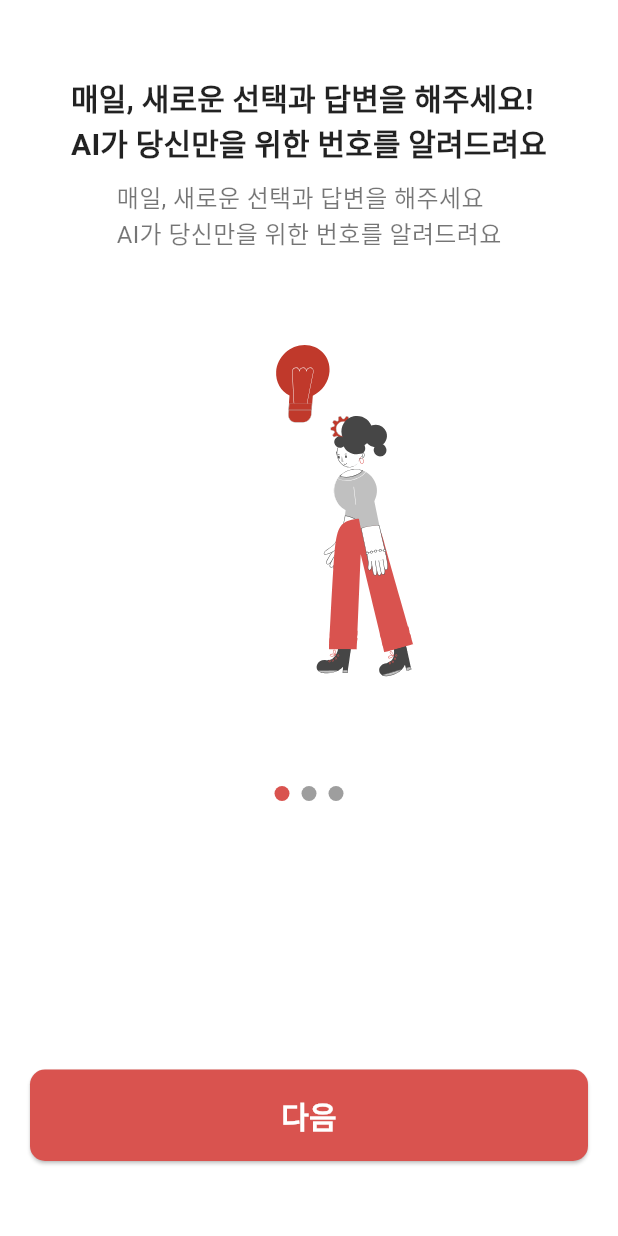
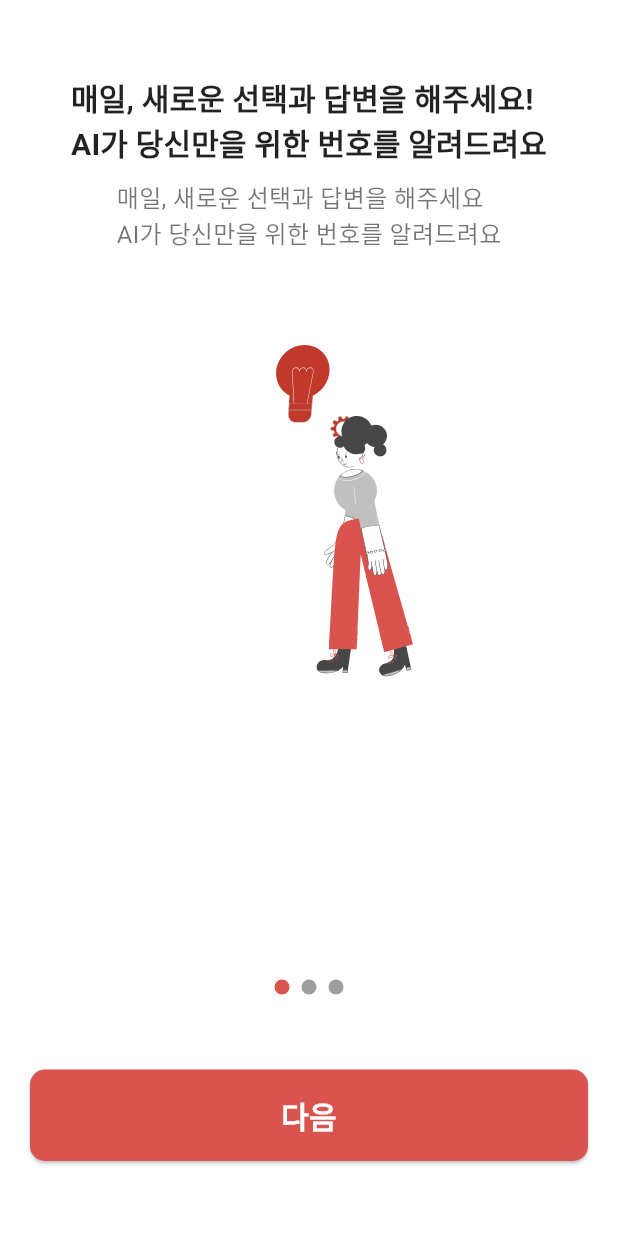
Before and after one commit to onthelots/dailylotto, a Flutter app: the screen it shows after launch, on a phone screen of 412 x 824 dp. Run offline on Flutter 3.47's test engine with Material 3 defaults, Android fonts, the light colour scheme and no system bars; drawn by our look-alikes of smooth_page_indicator; our stand-ins replace cloud_firestore, equatable, firebase_core, flutter_bloc, flutter_dotenv, lottie and 3 more; accounts and stored records are empty; generated files the repository leaves out were written again.

Commit message:
Android Setting

```diff
--- a/lib/src/core/routes.dart
+++ b/lib/src/core/routes.dart
@@ -11,9 +11,7 @@ class Routes {
   static const String main = '/main'; // 메인
 
   // splash
-  static const String splash_1 = '/sp1'; // 스플래시1
-  static const String splash_2 = '/sp2'; // 스플래시2
-  static const String splash_3 = '/sp3'; // 스플래시3
+  static const String introduce = '/introduce'; // 스플래시1
 
   // tab
   static const String home = '/home'; // 홈 (탭바)
@@ -47,9 +45,9 @@ class AppRouter {
         return MaterialPageRoute(
           builder: (_) => MyPageScreen(),
         );
-      case Routes.splash:
+      case Routes.introduce:
         return MaterialPageRoute(
-          builder: (_) => SplashScreen(),
+          builder: (_) => IntroduceScreen(),
         );
       default:
         return null;
--- a/lib/src/core/theme.dart
+++ b/lib/src/core/theme.dart
@@ -24,10 +24,10 @@ class AppTheme {
       labelSmall: TextStyle(color: Colors.black54, fontSize: 13, fontWeight: FontWeight.w600), // 위치, 장소
     ),
 
-    bottomNavigationBarTheme: const BottomNavigationBarThemeData(
+    bottomNavigationBarTheme: BottomNavigationBarThemeData(
       backgroundColor: AppColors.lightBackground, // 탭바 배경색
       selectedItemColor: AppColors.lightActiveButton, // 선택된 아이콘 색
-      unselectedItemColor: AppColors.lightInactiveButton, // 선택되지 않은 아이콘 색
+      unselectedItemColor: Colors.grey, // 선택되지 않은 아이콘 색
       showUnselectedLabels: true, // 비선택된 아이템에 텍스트도 보이게
 
       selectedLabelStyle: TextStyle(
@@ -35,7 +35,7 @@ class AppTheme {
       ),
 
       unselectedLabelStyle: TextStyle(
-        color: AppColors.lightInactiveButton, // 비선택된 텍스트 색상
+        color: Colors.grey, // 비선택된 텍스트 색상
       ),
     ),
   );
@@ -61,16 +61,16 @@ class AppTheme {
       labelSmall: TextStyle(color: Colors.white70, fontSize: 13, fontWeight: FontWeight.w600), // 위치, 장소
     ),
 
-    bottomNavigationBarTheme: const BottomNavigationBarThemeData(
+    bottomNavigationBarTheme: BottomNavigationBarThemeData(
       backgroundColor: AppColors.darkBackground, // 탭바 배경색
-      selectedItemColor: AppColors.darkActiveButton, // 선택된 아이콘 색
-      unselectedItemColor: AppColors.darkInactiveButton, // 선택되지 않은 아이콘 색
+      selectedItemColor: Colors.white, // 선택된 아이콘 색
+      unselectedItemColor: Colors.white30, // 선택되지 않은 아이콘 색
       showUnselectedLabels: true, // 비선택된 아이템에 텍스트도 보이게
       selectedLabelStyle: TextStyle(
-        color: AppColors.darkActiveButton, // 선택된 텍스트 색상
+        color: Colors.white, // 선택된 텍스트 색상
       ),
       unselectedLabelStyle: TextStyle(
-        color: AppColors.darkInactiveButton, // 비선택된 텍스트 색상
+        color: Colors.white30 // 비선택된 텍스트 색상
       ),
     ),
   );
--- a/lib/src/presentation/splash/splash_screen.dart
+++ b/lib/src/presentation/splash/splash_screen.dart
@@ -6,28 +6,25 @@ import 'package:smooth_page_indicator/smooth_page_indicator.dart';
 import '../../core/constants.dart';
 import '../../core/routes.dart';
 
-class SplashScreen extends StatefulWidget {
-  const SplashScreen({super.key});
+class IntroduceScreen extends StatefulWidget {
+  const IntroduceScreen({super.key});
 
   @override
-  State<SplashScreen> createState() => _SplashScreenState();
+  State<IntroduceScreen> createState() => _IntroduceScreenState();
 }
 
-class _SplashScreenState extends State<SplashScreen> {
+class _IntroduceScreenState extends State<IntroduceScreen> {
   final PageController _pageController = PageController();
 
-  @override
-  void initState() {
-    super.initState();
-  }
-
-  void _nextPage(BuildContext context) {
-    if (_pageController.page != null) {
-      if (_pageController.page! < 2) {
-        _pageController.nextPage(duration: const Duration(milliseconds: 300), curve: Curves.easeInOut);
-      } else {
-        Navigator.pushReplacementNamed(context, Routes.main);
-      }
+  void _nextPage() {
+    if (_pageController.page! < 2) {
+      _pageController.nextPage(
+        duration: const Duration(milliseconds: 500),
+        curve: Curves.easeInOut,
+      );
+    } else {
+      SharedPreferencesHelper.setFirstRunStateToFalse(); // 첫 구동 false로 설정
+      Navigator.pushNamedAndRemoveUntil(context, Routes.main, (route) => false); // 다음 화면으로 이동
     }
   }
 
@@ -49,8 +46,6 @@ class _SplashScreenState extends State<SplashScreen> {
                     fit: BoxFit.fill,
                     frameRate: FrameRate.max,
                   ),
-                  onNext: () => _nextPage(context),
-                  pageController: _pageController,
                 ),
                 PageContent(
                   title: "추첨일이 다가오기 전에!\n최대한 많이 행운의 숫자를 생성하세요",
@@ -61,8 +56,6 @@ class _SplashScreenState extends State<SplashScreen> {
                     fit: BoxFit.fill,
                     frameRate: FrameRate.max,
                   ),
-                  onNext: () => _nextPage(context),
-                  pageController: _pageController,
                 ),
                 PageContent(
                   title: "매일 진행되는 번호추천을 잊지 않도록\n반드시 알람설정을 허용해주세요",
@@ -73,22 +66,40 @@ class _SplashScreenState extends State<SplashScreen> {
                     fit: BoxFit.fill,
                     frameRate: FrameRate.max,
                   ),
-                  onNext: ()  {
-                    _nextPage(context);
-                    SharedPreferencesHelper.setFirstRunStateToFalse(); // 첫 구동 false로 설정할 것
-                  },
-                  pageController: _pageController,
                 ),
               ],
             ),
           ),
+          // 인디케이터 위치 조정
+          SmoothPageIndicator(
+            controller: _pageController,
+            count: 3,
+            effect: const WormEffect(
+              dotHeight: 10,
+              dotWidth: 10,
+              activeDotColor: AppColors.lightPrimary,
+            ),
+          ),
         ],
       ),
+      bottomNavigationBar: Padding(
+        padding: const EdgeInsets.symmetric(vertical: 50.0, horizontal: 20.0),
+        child: ElevatedButton(
+          onPressed: _nextPage,
+          style: ElevatedButton.styleFrom(
+            padding: const EdgeInsets.symmetric(vertical: 16.0),
+            backgroundColor: Theme.of(context).primaryColor,
+            shape: RoundedRectangleBorder(
+              borderRadius: BorderRadius.circular(10.0),
+            ),
+          ),
+          child: const Text(
+            "다음",
+            style: TextStyle(color: Colors.white),
+          ),
+        ),
+      ),
     );
-  }
-
-  void _permissionWithNotification() async {
-    await [Permission.notification].request();
   }
 }
 
@@ -96,21 +107,15 @@ class PageContent extends StatelessWidget {
   final String title;
   final String subtitle;
   final Widget image;
-  final VoidCallback? onNext;
-  final PageController pageController;
-
   PageContent({
     super.key,
     required this.title,
     required this.subtitle,
     required this.image,
-    this.onNext,
-    required this.pageController,
   });
 
   @override
   Widget build(BuildContext context) {
-
     return Scaffold(
       backgroundColor: Theme.of(context).scaffoldBackgroundColor,
       body: SafeArea(
@@ -129,9 +134,7 @@ class PageContent extends StatelessWidget {
                     style: Theme.of(context).textTheme.labelLarge,
                     maxLines: 2,
                   ),
-
                   const SizedBox(height: 10),
-
                   Text(
                     subtitle,
                     style: Theme.of(context).textTheme.bodyMedium,
@@ -139,9 +142,7 @@ class PageContent extends StatelessWidget {
                   ),
                 ],
               ),
-
               const SizedBox(height: 30),
-
               Center(
                 child: SizedBox(
                   child: image,
@@ -149,41 +150,7 @@ class PageContent extends StatelessWidget {
                   height: 280,
                 ),
               ),
-
-              const SizedBox(height: 30),
-
-              Center(
-                child: Padding(
-                  padding: const EdgeInsets.all(16.0),
-                  child: SmoothPageIndicator(
-                    controller: pageController,
-                    count: 3,
-                    effect: const WormEffect(
-                      dotHeight: 10,
-                      dotWidth: 10,
-                      activeDotColor: AppColors.lightPrimary,
-                    ),
-                  ),
-                ),
-              ),
             ],
-          ),
-        ),
-      ),
-      bottomNavigationBar: Padding(
-        padding: const EdgeInsets.symmetric(vertical: 50.0, horizontal: 20.0),
-        child: ElevatedButton(
-          onPressed: onNext,
-          style: ElevatedButton.styleFrom(
-            padding: const EdgeInsets.symmetric(vertical: 16.0),
-            backgroundColor: Theme.of(context).primaryColor,
-            shape: RoundedRectangleBorder(
-              borderRadius: BorderRadius.circular(10.0),
-            ),
-          ),
-          child: const Text(
-            "다음",
-            style: TextStyle(color: Colors.white),
           ),
         ),
       ),
--- a/pubspec.yaml
+++ b/pubspec.yaml
@@ -36,8 +36,6 @@ dependencies:
   #etc
   flutter_inappwebview: ^6.1.5
   equatable: ^2.0.7
-  flutter_local_notifications: ^18.0.1
-  flutter_native_timezone: ^2.0.0
   intl: ^0.20.2
   timezone: ^0.10.0
   permission_handler: ^11.3.1
```
Also changed, not shown: lib/main.dart (+4 -4 lines), lib/src/core/notification_service.dart (deleted, +0 -107 lines), lib/src/presentation/main/main_screen.dart (+6 -2 lines), pubspec.lock, 4 other files.
